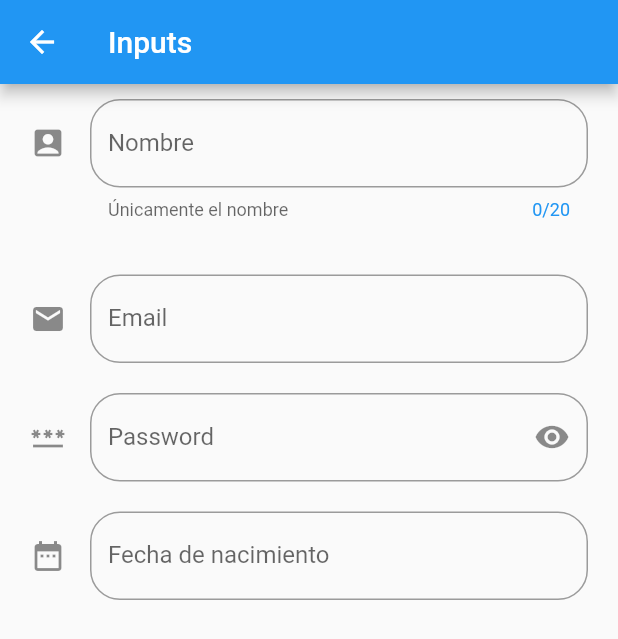
After one commit to IgnacioCantero/componentes, a Flutter app: the InputPage screen opened by its route, on a phone screen of 412 x 824 dp. The commit adds this screen. Shown: the top 639 px of the screen. Run offline on Flutter 3.47's test engine with Material 2 defaults, Android fonts, the phone set to English and light mode, and no system bars; network calls fail.

Commit message:
Componentes III - Inputs

```diff
--- a/lib/main.dart
+++ b/lib/main.dart
@@ -2,7 +2,9 @@ import 'package:componentes/pages/alert_page.dart';
 import 'package:componentes/pages/avatar_page.dart';
 import 'package:componentes/pages/cards_page.dart';
 import 'package:componentes/pages/home_page.dart';
+import 'package:componentes/pages/inputs_page.dart';
 import 'package:flutter/material.dart';
+import 'package:flutter_localizations/flutter_localizations.dart';
 
 void main() {
   runApp(const MyApp());
@@ -17,6 +19,12 @@ class MyApp extends StatelessWidget {
     return MaterialApp(
       debugShowCheckedModeBanner:false,
       title: 'Flutter Demo',
+      //Ajustar la localización (especificamos dónde se tiene que propagar el localization):
+      localizationsDelegates: const [
+        GlobalCupertinoLocalizations.delegate,
+        GlobalWidgetsLocalizations.delegate,
+        GlobalMaterialLocalizations.delegate
+      ],
       theme: ThemeData(
         primarySwatch: Colors.blue,
       ),
@@ -27,7 +35,8 @@ class MyApp extends StatelessWidget {
         '/': (BuildContext context) => const HomePage(),
         'alert': (BuildContext context) => const AlertPage(),
         'avatar': (BuildContext context) => const AvatarPage(),
-        'card': (BuildContext context) => const CardPage()
+        'card': (BuildContext context) => const CardPage(),
+        'inputs': (BuildContext context) => const InputPage(),
       },
     );
   }
--- a/lib/pages/alert_page.dart
+++ b/lib/pages/alert_page.dart
@@ -28,7 +28,7 @@ class AlertPage extends StatelessWidget {
     );
   }
 
-  //Funciones:
+  //FUNCIONES:
   _mostrarAlerta(BuildContext context) {
     showDialog(
       //barrierDismissible: false -> para hacer que el usuario no pueda cerrar el Alert tocando fuera:
--- a/lib/pages/avatar_page.dart
+++ b/lib/pages/avatar_page.dart
@@ -7,7 +7,7 @@ class AvatarPage extends StatelessWidget {
   Widget build(BuildContext context) {
     return Scaffold(
       appBar: AppBar(
-        title: Text('Avatares'),
+        title: const Text('Avatares'),
         actions: [
           Container(
             padding: const EdgeInsets.all(5),
--- a/lib/pages/cards_page.dart
+++ b/lib/pages/cards_page.dart
@@ -31,7 +31,7 @@ class CardPage extends StatelessWidget {
     );
   }
 
-  //Funciones:
+  //FUNCIONES:
   Widget _cardTipoUno() {
     return Card(
       margin: const EdgeInsets.all(20),
--- a/lib/pages/home_page.dart
+++ b/lib/pages/home_page.dart
@@ -23,6 +23,11 @@ class HomePage extends StatelessWidget {
         'title': 'Cards',
         'icon': const Icon(Icons.format_align_justify_rounded),
         'ruta': 'card'
+      },
+      {
+        'title': 'Inputs',
+        'icon': const Icon(Icons.account_box),
+        'ruta': 'inputs'
       },
     ];
 
--- /dev/null
+++ b/lib/pages/inputs_page.dart
@@ -0,0 +1,175 @@
+import 'package:flutter/material.dart';
+import 'package:intl/intl.dart';
+
+class InputPage extends StatefulWidget {
+  const InputPage({Key? key}) : super(key: key);
+
+  //Cuando llamemos a setState() se redibuja la página
+  @override
+  State<InputPage> createState() => _InputPageState();
+}
+
+class _InputPageState extends State<InputPage> {
+  //VARIABLES (hay que inicializarlas):
+  String nombre = '';
+  bool _ojoPassword = true;
+  TextEditingController _inputDateController = new TextEditingController();
+
+  @override
+  Widget build(BuildContext context) {
+    return Scaffold(
+      appBar: AppBar(
+        title: const Text('Inputs'),
+      ),
+      body: ListView(
+        padding: const EdgeInsets.symmetric(vertical: 10, horizontal: 20),
+        children: [
+          _nombreInput(),
+          Text(nombre),
+          const SizedBox(height: 20),
+          _emailInput(),
+          const SizedBox(height: 20),
+          _passwordInput(),
+          const SizedBox(height: 20),
+          _datePickerInput(),
+        ],
+      ),
+    );
+  }
+
+  //FUNCIONES:
+  Widget _nombreInput() {
+    return TextField(
+      //Control de la capitalización (Mayúsculas/minúsculas):
+      textCapitalization: TextCapitalization.sentences,
+      //Estilos:
+      decoration: InputDecoration(
+        //->borde:
+        border: const OutlineInputBorder(
+          borderSide: BorderSide(width: 15,  color: Colors.green),  //No funciona y no sabemos por qué
+          borderRadius: BorderRadius.all(Radius.circular(20))
+        ),
+        //->cambiar propiedades borde cuando el user haga click en el input:
+        focusedBorder: const OutlineInputBorder(
+            borderSide: BorderSide(width: 5, color: Colors.amber),
+            borderRadius: BorderRadius.all(Radius.circular(20))
+        ),
+        //->contador de caracteres escritos:
+        counterText: nombre.length.toString() + '/20',
+        //->estilo del contador:
+        counterStyle: nombre.length >= 20 ? TextStyle(color: Colors.red, fontSize: 14) : TextStyle(color: Colors.blue),
+        //->pista para el user (como el placeholder, pero cuando haga click en el input):
+        hintText: 'Escriba su nombre',
+        //->nombre del input:
+        label: Text('Nombre'),
+        //->pista extra para el user (se indica debajo del input y no se borra al escribir en él):
+        helperText: 'Únicamente el nombre',
+        //->icono:
+        icon: Icon(Icons.account_box),
+      ),
+      //Guardar lo que tengamos en el input:
+      onChanged: (value) {
+        //setState()->actualiza la vista
+        setState(() {
+          nombre = value;
+        });
+      },
+    );
+  }
+
+  Widget _emailInput() {
+    return const TextField(
+      keyboardType: TextInputType.emailAddress,
+      decoration: InputDecoration(
+        border: OutlineInputBorder(
+          borderSide: BorderSide(width: 15,  color: Colors.green),  //NO FUNCIONA Y NO SABEMOS POR QUÉ
+          borderRadius: BorderRadius.all(Radius.circular(20))
+        ),
+        hintText: 'Escribe tu email',
+        label: Text('Email'),
+        icon: Icon(Icons.email)
+      ),
+    );
+  }
+
+  Widget _passwordInput() {
+    return TextField(
+      obscureText: _ojoPassword,
+      decoration: InputDecoration(
+        border: const OutlineInputBorder(
+            borderSide: BorderSide(width: 15,  color: Colors.green),  //NO FUNCIONA Y NO SABEMOS POR QUÉ
+            borderRadius: BorderRadius.all(Radius.circular(20))
+        ),
+        hintText: 'Escribe una constraseña',
+        label: const Text('Password'),
+        icon: const Icon(Icons.password),
+        suffixIcon: GestureDetector(
+          child: const Icon(Icons.remove_red_eye),
+          onTap: () {
+            setState(() {
+              _ojoPassword = !_ojoPassword;
+            });
+          },
+        ),
+      ),
+    );
+  }
+
+  Widget _datePickerInput() {
+    //1º -> Crear el input:
+    return TextField(
+      controller: _inputDateController,
+      decoration: const InputDecoration(
+          border: OutlineInputBorder(
+              borderSide: BorderSide(width: 15,  color: Colors.green),  //NO FUNCIONA Y NO SABEMOS POR QUÉ
+              borderRadius: BorderRadius.all(Radius.circular(20))
+          ),
+          hintText: 'Escoja su fecha de nacimiento',
+          label: Text('Fecha de nacimiento'),
+          icon: Icon(Icons.date_range)
+      ),
+      //Mostrar el calendario al tocar el input:
+      onTap: () {
+        //Quitar el focus del input para que el calendario no desaparezca:
+        FocusScope.of(context).requestFocus(new FocusNode());
+        //Crear método que se encarga de pintar el calendario:
+        _selectDate();
+      },
+    );
+  }
+  void _selectDate() async {
+    //Crear variable para guardar la fecha que seleccione el user
+    //Esta respuesta es en el futuro ya que se queda esperando a tener una selección por parte del user, por tanto, es una respuesta asíncrona -> async
+    //await -> para indicar que debe esperar a la respuesta del user
+    //Cuando llamemos a las Apis serán llamadas asincronas (async) de las respuestas (await)
+    //DateTime? -> el interrogante es porque puede ser null si el user no indica una fecha
+    DateTime? fechaSeleccionada = await showDatePicker(
+        context: context,
+        //initialDate -> fecha preseleccionada al abrir el DatePicker:
+        initialDate: new DateTime.now(),
+        //firstDate -> fecha mínima del calendario:
+        firstDate: new DateTime(1920),
+        //lastDate -> fecha tope del calendario:
+        lastDate: new DateTime(2056),
+        //Establecer los idiomas (localizaciones) soportados:
+        //https://es.wikipedia.org/wiki/ISO_639-1
+        locale: const Locale('es')
+    );
+    //Una vez recibida la respuesta, continuará la ejecución del método async
+    if(fechaSeleccionada != null) {
+      //El controller debe pintar la fecha parseada a String, para lo que necesitamos una librería intl que sirve entre otras cosas para parsear o formatear fechas. Para instalarla:
+      //Terminal: flutter pub add intl ↵
+      //Reiniciar la app
+      setState(() {
+        _inputDateController.text = DateFormat('dd-MM-yyyy').format(fechaSeleccionada);
+      });
+      //También se tiene que instalar otra librería para el idioma (español)
+      //Escribir en el archivo pubspec.yaml:
+      //flutter_localizations:
+      //     sdk: flutter
+      //Clickar en Pub get
+      //Reiniciar la app
+      //Establecer los idiomas (localizaciones) soportados en el 'DateTime?'
+    }
+  }
+}
--- a/pubspec.yaml
+++ b/pubspec.yaml
@@ -31,11 +31,14 @@ environment:
 dependencies:
   flutter:
     sdk: flutter
+  flutter_localizations:
+    sdk: flutter
 
 
   # The following adds the Cupertino Icons font to your application.
   # Use with the CupertinoIcons class for iOS style icons.
   cupertino_icons: ^1.0.2
+  intl: ^0.17.0
 
 dev_dependencies:
   flutter_test:
```
Also changed, not shown: pubspec.lock.
